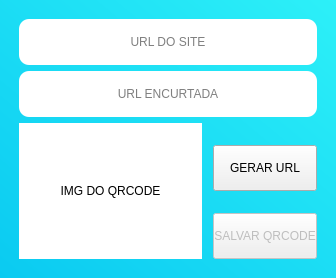
Above: interface.ui from Prof-Rayner/QrCode-Builder before the change. Below: the same form after it.
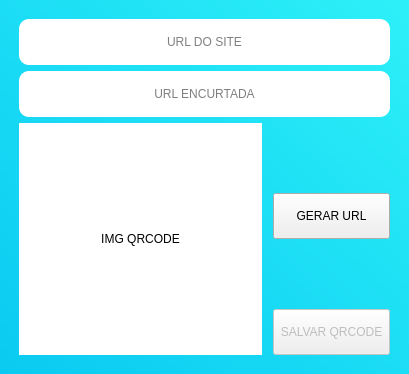
That is the form after the change.

Commit message: geração de QrCode

```diff
--- a/interface.ui
+++ b/interface.ui
@@ -6,8 +6,8 @@
    <rect>
     <x>0</x>
     <y>0</y>
-    <width>336</width>
-    <height>278</height>
+    <width>409</width>
+    <height>374</height>
    </rect>
   </property>
   <property name="windowTitle">
@@ -101,7 +101,7 @@
          </size>
         </property>
         <property name="text">
-         <string>IMG DO QRCODE</string>
+         <string>IMG QRCODE</string>
         </property>
         <property name="scaledContents">
          <bool>true</bool>
```
The commit also changes 1 other file.
